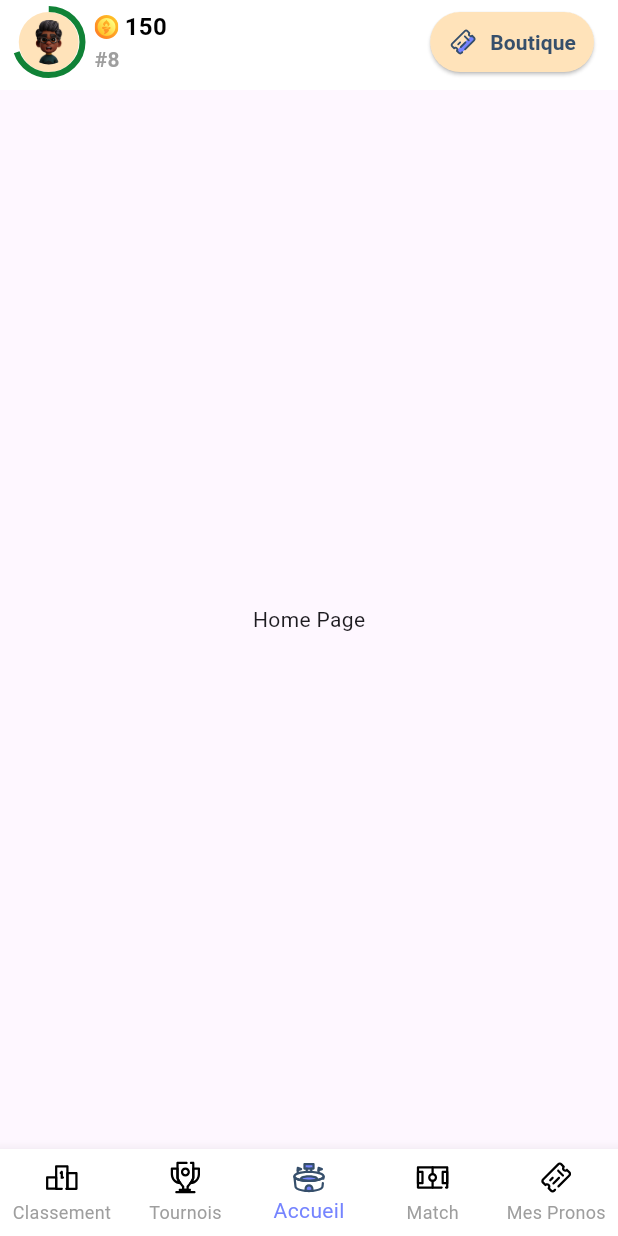
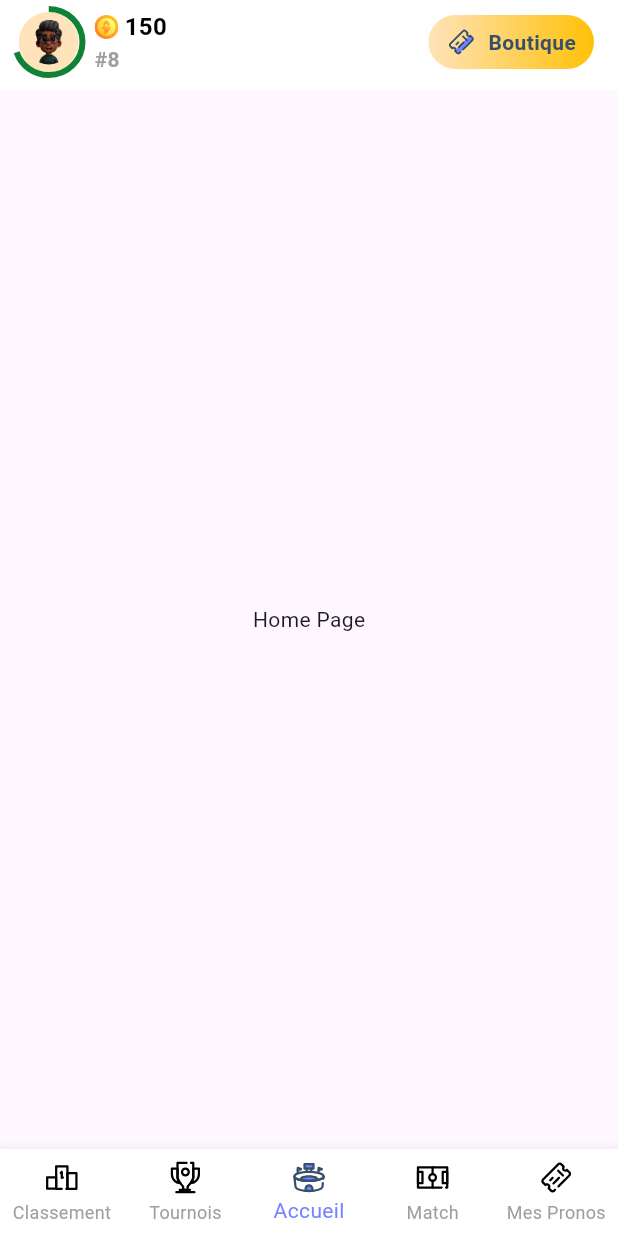
Before and after one commit to MAvyan/test_flutter, a Flutter app: the screen it shows after launch, on a phone screen of 412 x 824 dp. Run offline on Flutter 3.47's test engine with Material 3 defaults, Android fonts, the phone set to English and light mode, and no system bars; our stand-ins replace flutter_svg.

Commit message:
button overlapped

```diff
--- a/lib/TopNavigationBar.dart
+++ b/lib/TopNavigationBar.dart
@@ -87,15 +87,23 @@ class TopNavigationBar extends StatelessWidget implements PreferredSizeWidget {
       actions: [
         Padding(
           padding: const EdgeInsets.only(right: 16.0),
-          child: ElevatedButton(
-            onPressed: () {},
-            style: ElevatedButton.styleFrom(
-              backgroundColor: Color(0xFFFFE3BA),
-              shape: RoundedRectangleBorder(
-                borderRadius: BorderRadius.circular(20),
+          child: GestureDetector(
+            onTap: () {
+              // Add your onTap logic here
+            },
+            child: Container(
+              decoration: BoxDecoration(
+                gradient: LinearGradient(
+                  colors: [
+                    Color(0xFFFFE3BA), // Starting color
+                    Color(0xFFFFC107), // Ending color (more yellow)
+                  ],
+                  begin: Alignment.centerLeft,
+                  end: Alignment.centerRight,
+                ),
+                borderRadius: BorderRadius.circular(20), // Rounded corners
               ),
               padding: EdgeInsets.symmetric(horizontal: 12, vertical: 8),
-            ),
               child: Row(
                 children: [
                   SvgPicture.asset(
@@ -114,6 +122,7 @@ class TopNavigationBar extends StatelessWidget implements PreferredSizeWidget {
               ),
             ),
           ),
+        ),
       ],
     );
   }
```
Lines whose indentation alone changed are shown as unchanged.
